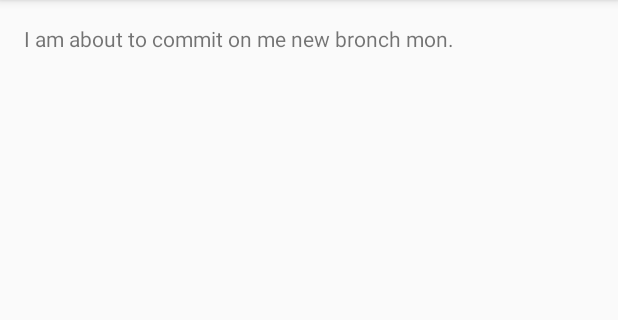
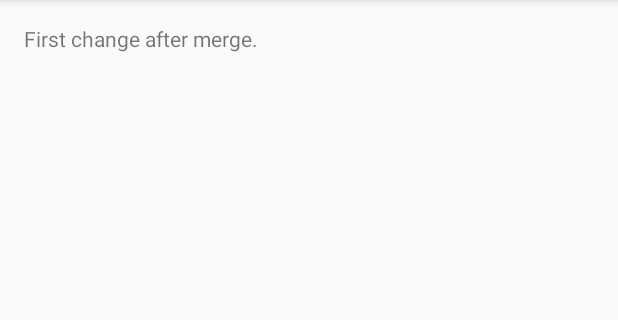
Before and after one commit to mlensi/StudioTester1, an Android app: the screen it shows after launch (MainActivity), on a phone screen of 412 x 824 dp, the part 84-404 px from its top. Run offline under Robolectric (Android 15) with nearby library versions, the phone set to English and light mode, and no system bars.

Commit message:
first commit after merge with mebronchmon

```diff
--- a/app/src/main/java/com/example/michaellensi/testicall/MainActivity.java
+++ b/app/src/main/java/com/example/michaellensi/testicall/MainActivity.java
@@ -13,5 +13,6 @@ public class MainActivity extends AppCompatActivity {
 
         TextView tView = (TextView) this.findViewById(R.id.txtvw_HelloWorld);
         tView.setText("I am about to commit on me new bronch mon.");
+        tView.setText("First change after merge.");
     }
 }
```
